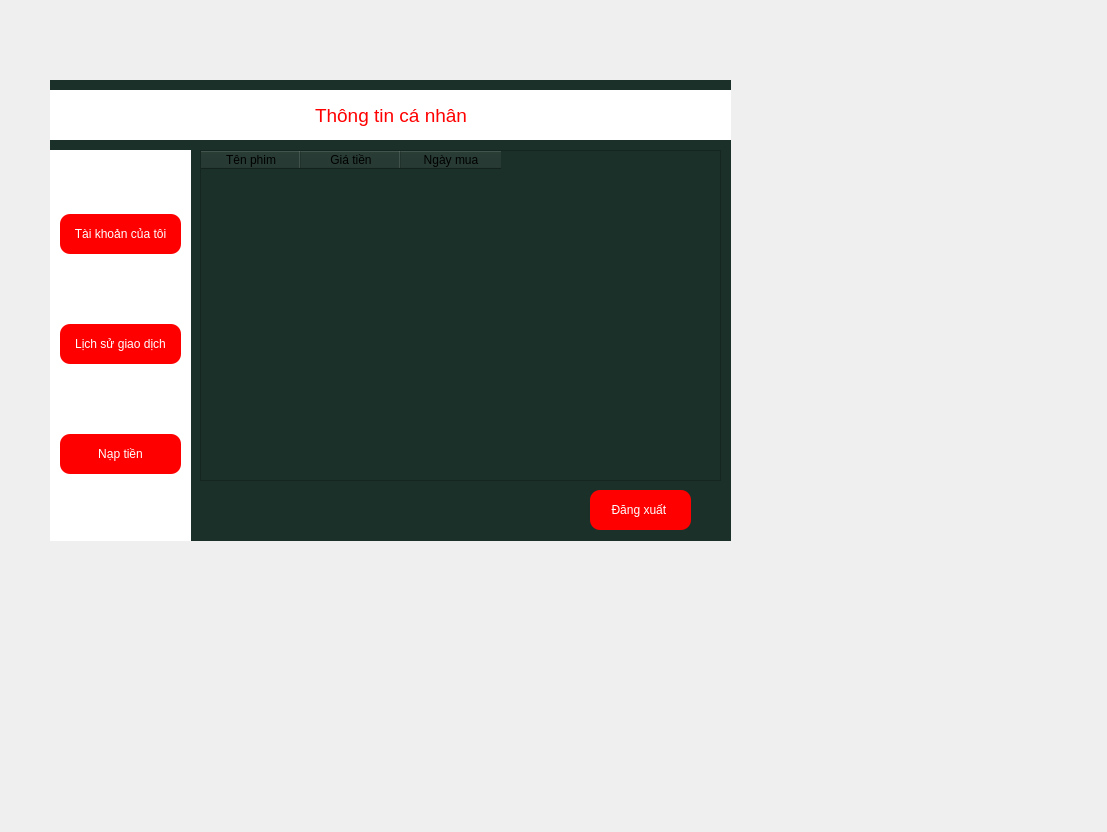
First picture: the form in acc_info.ui, repository Hahahahihihohe/LTUD, before the edit.
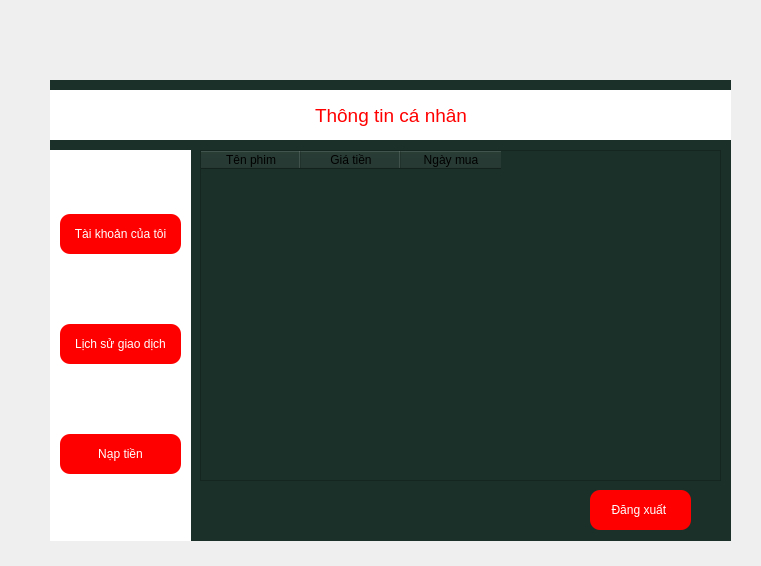
Second picture: the form after the edit. The open tabs and pages were chosen to show the change.

Commit message:
Merge remote-tracking branch 'origin/backend'
# Conflicts:
#	main.py

What changed in the file:
```diff
--- a/acc_info.ui
+++ b/acc_info.ui
@@ -6,8 +6,8 @@
    <rect>
     <x>0</x>
     <y>0</y>
-    <width>1107</width>
-    <height>832</height>
+    <width>761</width>
+    <height>566</height>
    </rect>
   </property>
   <property name="windowTitle">
```
Left out of the diff: 31 changed lines with no effect on the pictures. The commit also changes 2 other files.
